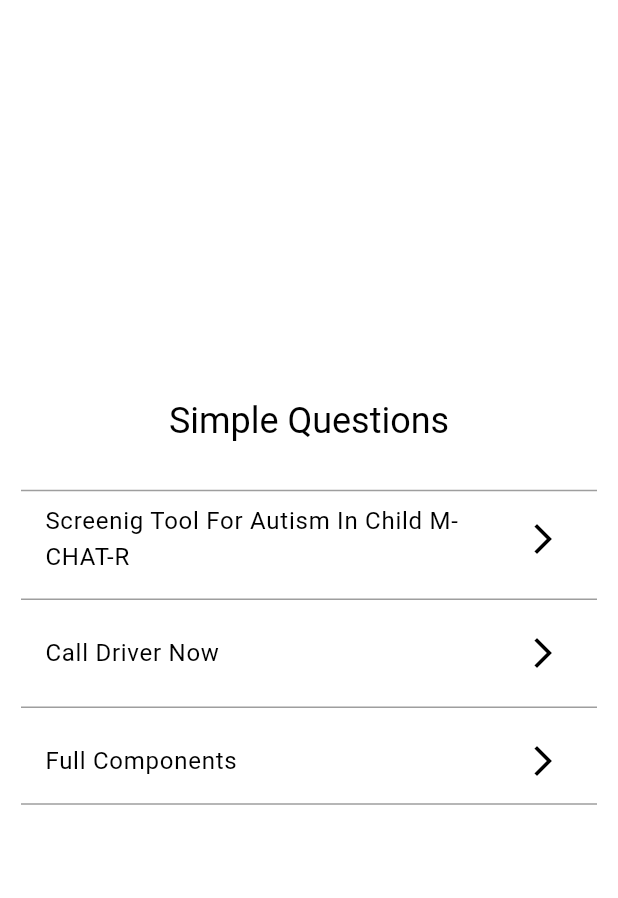
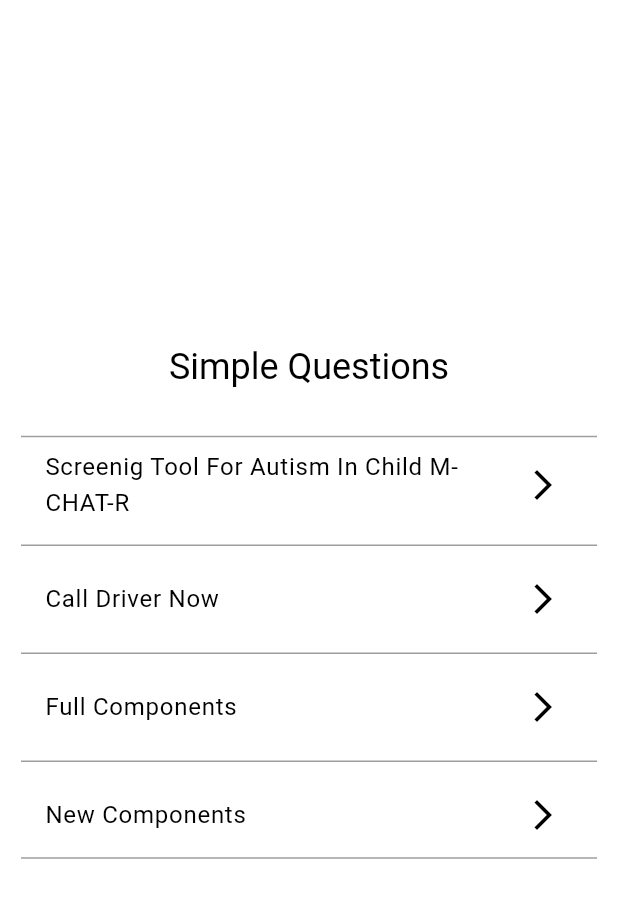
Before and after one commit to sudhi001/FormStack, a Flutter app: the screen it shows after launch, after a tap on "Load Form Json File", on a phone screen of 412 x 824 dp. Shown: the top 898 px of the screen. Run offline on Flutter 3.47's test engine with Material 2 defaults, Android fonts, the phone set to English and light mode, and no system bars; our stand-ins replace lottie; missing offline and left inert: reviews_slider.

Commit message:
doc: Documentations updated

`````diff
--- a/example/assets/app.json
+++ b/example/assets/app.json
@@ -13,12 +13,14 @@
           "options":[
              {"key":"AUTISM_M_CHAT_R","text":"Screenig Tool For Autism In Child M-CHAT-R"},
              {"key":"CALL_DRIVER","text":"Call Driver Now"},
-             {"key":"FULL_QUESTIONS","text":"Full Components"}
+             {"key":"FULL_QUESTIONS","text":"Full Components"},
+             {"key":"NEW_COMPONENTS","text":"New Components"}
           ],
           "id":"CHOICE",
           "relevantConditions":[{"id":"CALL_DRIVER","expression":"IN CALL_DRIVER"},
           {"id":"AUTISM_QUESTIONS","expression":"IN AUTISM_M_CHAT_R" ,"formName":"formOne"},
-          {"id":"FULL_QUESTIONS_START","expression":"IN FULL_QUESTIONS" ,"formName":"full"}
+          {"id":"FULL_QUESTIONS_START","expression":"IN FULL_QUESTIONS" ,"formName":"full"},
+          {"id":"","expression":"IN NEW_COMPONENTS" ,"formName":"new_form"}
         ]
         },{
           "type": "QuestionStep",
--- a/example/lib/main.dart
+++ b/example/lib/main.dart
@@ -1,5 +1,3 @@
-import 'dart:convert';
-
 import 'package:flutter/material.dart';
 import 'package:flutter/services.dart';
 import 'package:formstack/formstack.dart';
@@ -58,10 +56,8 @@ class HomeScreen extends StatelessWidget {
                 trailing: const Icon(Icons.arrow_forward_ios_outlined),
                 onTap: () async {
                   FormStack.clearForms();
-                  await FormStack.api().buildFormFromJson(await json
-                      .decode(await rootBundle.loadString('assets/app.json')));
-                  await FormStack.api().buildFormFromJson(await json
-                      .decode(await rootBundle.loadString('assets/full.json')));
+                  await FormStack.api()
+                      .loadFromAssets(['assets/app.json', 'assets/full.json']);
                   // ignore: use_build_context_synchronously
                   Navigator.push(
                       context,
--- a/lib/src/formstack.dart
+++ b/lib/src/formstack.dart
@@ -1,13 +1,47 @@
 import 'dart:collection';
 import 'dart:convert';
+import 'package:flutter/material.dart';
+import 'package:flutter/services.dart';
+import 'package:formstack/formstack.dart';
+import 'package:formstack/src/ui/views/formstack_view.dart';
+import 'package:formstack/src/utils/parser.dart';
 
-import 'package:flutter/material.dart';
-import 'package:formstack/formstack.dart';
-import 'package:formstack/src/relevant/expression_relevant_condition.dart';
-import 'package:formstack/src/relevant/relevant_condition.dart';
-import 'package:formstack/src/ui/views/formstack_view.dart';
-import 'package:formstack/src/utils/alignment.dart';
-
+///
+///
+/// FormStack - Comprehensive Library for Creating Dynamic Form
+///
+/// FormStack is a library designed to help developers create dynamic user interfaces in Flutter.
+///  Specifically, the library is focused on creating forms and surveys using a JSON or Dart language model.
+///
+/// The primary goal of FormStack is to make it easy for developers to create dynamic UIs without having to write a lot of code.
+///  By using a JSON or Dart model to define the structure of a form or survey, developers can quickly create UIs that are easy to customize and update.
+///
+///While the library was initially created to help developers create survey UIs, the focus has expanded to include any type of dynamic application UI.
+/// With FormStack, developers can create UIs that are responsive and adaptable to different devices and screen sizes.
+///
+///Overall, FormStack is a powerful tool for creating dynamic user interfaces in Flutter.
+///It offers a flexible and customizable approach to UI design, allowing developers to create UIs that are easy to use and maintain.
+///
+///```dart
+///
+///   await FormStack.api().loadFromAsset('assets/app.json');
+///
+///
+/// class SampleScreen extends StatelessWidget {
+///   const SampleScreen({super.key});
+///
+///   @override
+///   Widget build(BuildContext context) {
+///     return Scaffold(
+///       body: FormStack.api().render(),
+///     );
+///   }
+/// }
+///
+///```
+///
+///
+///
 class FormStack {
   // Ensures end-users cannot initialize the class.
   FormStack._();
@@ -16,6 +50,10 @@ class FormStack {
 
   final Map<String, FormStackForm> _forms = {};
 
+  ///
+  ///Create the instnce for the app
+  /// name - instance name.
+  ///
   static FormStack api({String name = "default"}) {
     if (!_delegate.containsKey(name)) {
       _delegate.putIfAbsent(name, () => FormStack._());
@@ -23,6 +61,7 @@ class FormStack {
     return _delegate[name]!;
   }
 
+  /// Get the purticular from from different instance.
   static FormStackForm? formByInstaceAndName(
       {String name = "default", String formName = "default"}) {
     return api(name: name)._forms[formName];
@@ -34,22 +73,49 @@ class FormStack {
     _delegate.clear();
   }
 
-  ///Clear forms.
-  ///Clear Forms only.
+  ///Clear forms from instance name .
   static void clearForms({String name = "default"}) {
     if (_delegate.containsKey(name)) {
       _delegate.remove(name);
     }
   }
 
-  FormStack form({
-    String name = "default",
-    String? googleMapAPIKey,
-    GeoLocationResult? initialPosition,
-    String? backgroundAnimationFile,
-    Alignment? backgroundAlignment,
-    required List<FormStep> steps,
-  }) {
+  /// Load the form from dart language model
+  ///
+  ///```dart
+  ///FormStack.api().form(steps: [
+  ///   InstructionStep(
+  ///       id: GenericIdentifier(id: "IS_STARTED"),
+  ///       title: "Example Survey",
+  ///       text: "Simple survey example using dart model",
+  ///       cancellable: false),
+  ///   QuestionStep(
+  ///     title: "Name",
+  ///     text: "Your name",
+  ///     inputType: InputType.name,
+  ///     id: GenericIdentifier(id: "NAME"),
+  ///   )
+  ///   CompletionStep(
+  ///     id: GenericIdentifier(id: "IS_COMPLETED"),
+  ///     title: "Survey Completed",
+  ///     text: "ENd Of ",
+  ///     onFinish: (result) {
+  ///       debugPrint("Completed With Result : $result");
+  ///     },
+  ///   ),
+  /// ]);
+  ///
+  ///````
+  ///
+  ///
+  ///
+  FormStack form(
+      {String name = "default",
+      String? googleMapAPIKey,
+      GeoLocationResult? initialPosition,
+      String? backgroundAnimationFile,
+      Alignment? backgroundAlignment,
+      required List<FormStep> steps}) {
     var list = LinkedList<FormStep>();
     list.addAll(steps);
     FormWizard form = FormWizard(list,
@@ -61,102 +127,29 @@ class FormStack {
     return this;
   }
 
+  ///Load single json file from assets folder
+  Future<FormStack> loadFromAsset(String path) async {
+    return loadFromAssets([path]);
+  }
+
+  ///Import and parse multiple JSON files located in the assets folder.
+  Future<FormStack> loadFromAssets(List<String> files) async {
+    for (var element in files) {
+      String data = await rootBundle.loadString(element);
+      Parser.buildFormFromJson(this, json.decode(data));
+    }
+    return this;
+  }
+
+  /// Build the form from the JSON content
   Future<FormStack> buildFormFromJsonString(String data) async {
     Map<String, dynamic>? body = await json.decode(data);
     return buildFormFromJson(body);
   }
 
+  /// Build the from from Map (JSON)
   Future<FormStack> buildFormFromJson(Map<String, dynamic>? body) async {
-    if (body != null) {
-      body.forEach((key, value) {
-        List<FormStep> formStep = [];
-        List<dynamic>? tsteps = value?["steps"] ?? [];
-        tsteps?.forEach((element) {
-          List<RelevantCondition> relevantConditions = [];
-          cast<List>(element?["relevantConditions"])?.forEach((el) {
-            relevantConditions.add(ExpressionRelevant(
-                expression: el?["expression"],
-                formName: el?["formName"] ?? "",
-                identifier: GenericIdentifier(id: el?["id"])));
-          });
-
-          if (element["type"] == "QuestionStep") {
-            List<Options> options = [];
-            cast<List>(element?["options"])?.forEach((el) {
-              options.add(Options(el?["key"], el?["text"]));
-            });
-            InputType inputType = InputType.values
-                .firstWhere((e) => e.name == element?["inputType"]);
-            QuestionStep step = QuestionStep(
-                inputType: inputType,
-                options: options,
-                relevantConditions: relevantConditions,
-                cancellable: element?["cancellable"],
-                autoTrigger: element?["autoTrigger"] ?? false,
-                backButtonText: element?["backButtonText"],
-                cancelButtonText: element?["cancelButtonText"],
-                isOptional: element?["isOptional"],
-                nextButtonText: element?["nextButtonText"],
-                numberOfLines: element?["numberOfLines"],
-                text: element?["text"],
-                title: element?["title"],
-                titleIconAnimationFile: element?["titleIconAnimationFile"],
-                titleIconMaxWidth: element?["titleIconMaxWidth"],
-                id: GenericIdentifier(id: element?["id"]));
-            formStep.add(step);
-          } else if (element["type"] == "CompletionStep") {
-            CompletionStep step = CompletionStep(
-                display: element?["display"] != null
-                    ? Display.values
-                        .firstWhere((e) => e.name == element?["display"])
-                    : Display.normal,
-                cancellable: element?["cancellable"],
-                autoTrigger: element?["autoTrigger"] ?? false,
-                relevantConditions: relevantConditions,
-                backButtonText: element?["backButtonText"],
-                cancelButtonText: element?["cancelButtonText"],
-                isOptional: element?["isOptional"],
-                nextButtonText: element?["nextButtonText"],
-                text: element?["text"],
-                title: element?["title"],
-                titleIconAnimationFile: element?["titleIconAnimationFile"],
-                titleIconMaxWidth: element?["titleIconMaxWidth"],
-                id: GenericIdentifier(id: element?["id"]));
-            formStep.add(step);
-          } else if (element["type"] == "InstructionStep") {
-            InstructionStep step = InstructionStep(
-                display: element?["display"] != null
-                    ? Display.values
-                        .firstWhere((e) => e.name == element?["display"])
-                    : Display.normal,
-                cancellable: element?["cancellable"],
-                relevantConditions: relevantConditions,
-                backButtonText: element?["backButtonText"],
-                cancelButtonText: element?["cancelButtonText"],
-                isOptional: element?["isOptional"],
-                nextButtonText: element?["nextButtonText"],
-                text: element?["text"],
-                title: element?["title"],
-                titleIconAnimationFile: element?["titleIconAnimationFile"],
-                titleIconMaxWidth: element?["titleIconMaxWidth"],
-                id: GenericIdentifier(id: element?["id"]));
-            formStep.add(step);
-          }
-        });
-        form(
-            steps: formStep,
-            name: key,
-            googleMapAPIKey: value?["googleMapAPIKey"],
-            backgroundAnimationFile: value?["backgroundAnimationFile"],
-            backgroundAlignment:
-                alignmentFromString(value?["backgroundAlignment"]),
-            initialPosition: value?["initialPosition"] != null
-                ? GeoLocationResult(
-                    latitude: value?["initialPosition"]["latitude"],
-                    longitude: value?["initialPosition"]["longitude"])
-                : null);
-      });
-    }
+    Parser.buildFormFromJson(this, body);
     return this;
   }
 
@@ -173,6 +166,7 @@ class FormStack {
     return this;
   }
 
+  /// Add validation error listener
   FormStack addOnValidationError(
       Identifier identifier, Function(String)? onValidationError,
       {String? formName = "default"}) {
@@ -189,6 +183,7 @@ class FormStack {
     return this;
   }
 
+  /// Prevent System back navigation or getting call back when the user click the system back button.
   FormStack systemBackNavigation(
       bool disabled, VoidCallback onBackNavigationClick,
       {String? formName = "default"}) {
@@ -200,6 +195,7 @@ class FormStack {
     return this;
   }
 
+  /// Add the completion handler to add you logic when the form finish
   FormStack addCompletionCallback(
     Identifier identifier, {
     String? formName = "default",
@@ -220,6 +216,8 @@ class FormStack {
     return this;
   }
 
+  /// Render the form to the UI
+  /// Primary method to implement in you Widget tree.
   Widget render({String name = "default"}) {
     return FormStackView(_forms[name]!);
   }
--- a/lib/src/input_types.dart
+++ b/lib/src/input_types.dart
@@ -9,5 +9,5 @@ enum InputType {
   number,
   smile,
   singleChoice,
-  multipleChoice,
+  multipleChoice
 }
--- a/lib/src/step/question_step.dart
+++ b/lib/src/step/question_step.dart
@@ -93,7 +93,6 @@ class QuestionStep extends FormStep<QuestionStep> {
             resultFormat ?? ResultFormat.multipleChoice("Please select any.");
         return ChoiceInputWidget.multiple(
             this, formKitForm, text, resultFormat!, title, options);
-
       default:
     }
     throw UnimplementedError();
--- a/lib/src/ui/views/base_step_view.dart
+++ b/lib/src/ui/views/base_step_view.dart
@@ -186,7 +186,10 @@ abstract class BaseStepView<T extends FormStep> extends FormStepView<T> {
 
   @override
   void onNext() {
-    if (isValid()) {
+    if (formStep.isOptional ?? false) {
+      clearFocus();
+      formKitForm.nextStep(formStep);
+    } else if (isValid()) {
       clearFocus();
       formKitForm.nextStep(formStep);
     } else {
--- /dev/null
+++ b/lib/src/ui/views/input/factory/common_input_factory.dart
@@ -0,0 +1,4 @@
+// ignore: must_be_immutable
+
+// ignore: must_be_immutable
+class CommonInputWidget {}
--- /dev/null
+++ b/lib/src/utils/parser.dart
@@ -0,0 +1,100 @@
+import 'package:formstack/formstack.dart';
+import 'package:formstack/src/relevant/expression_relevant_condition.dart';
+import 'package:formstack/src/relevant/relevant_condition.dart';
+import 'package:formstack/src/utils/alignment.dart';
+
+class Parser {
+  static void buildFormFromJson(
+      FormStack formStack, Map<String, dynamic>? body) async {
+    if (body != null) {
+      body.forEach((key, value) {
+        List<FormStep> formStep = [];
+        List<dynamic>? tsteps = value?["steps"] ?? [];
+        tsteps?.forEach((element) {
+          List<RelevantCondition> relevantConditions = [];
+          cast<List>(element?["relevantConditions"])?.forEach((el) {
+            relevantConditions.add(ExpressionRelevant(
+                expression: el?["expression"],
+                formName: el?["formName"] ?? "",
+                identifier: GenericIdentifier(id: el?["id"])));
+          });
+
+          if (element["type"] == "QuestionStep") {
+            List<Options> options = [];
+            cast<List>(element?["options"])?.forEach((el) {
+              options.add(Options(el?["key"], el?["text"]));
+            });
+            InputType inputType = InputType.values
+                .firstWhere((e) => e.name == element?["inputType"]);
+            QuestionStep step = QuestionStep(
+                inputType: inputType,
+                options: options,
+                relevantConditions: relevantConditions,
+                cancellable: element?["cancellable"],
+                autoTrigger: element?["autoTrigger"] ?? false,
+                backButtonText: element?["backButtonText"],
+                cancelButtonText: element?["cancelButtonText"],
+                isOptional: element?["isOptional"],
+                nextButtonText: element?["nextButtonText"],
+                numberOfLines: element?["numberOfLines"],
+                text: element?["text"],
+                title: element?["title"],
+                titleIconAnimationFile: element?["titleIconAnimationFile"],
+                titleIconMaxWidth: element?["titleIconMaxWidth"],
+                id: GenericIdentifier(id: element?["id"]));
+            formStep.add(step);
+          } else if (element["type"] == "CompletionStep") {
+            CompletionStep step = CompletionStep(
+                display: element?["display"] != null
+                    ? Display.values
+                        .firstWhere((e) => e.name == element?["display"])
+                    : Display.normal,
+                cancellable: element?["cancellable"],
+                autoTrigger: element?["autoTrigger"] ?? false,
+                relevantConditions: relevantConditions,
+                backButtonText: element?["backButtonText"],
+                cancelButtonText: element?["cancelButtonText"],
+                isOptional: element?["isOptional"],
+                nextButtonText: element?["nextButtonText"],
+                text: element?["text"],
+                title: element?["title"],
+                titleIconAnimationFile: element?["titleIconAnimationFile"],
+                titleIconMaxWidth: element?["titleIconMaxWidth"],
+                id: GenericIdentifier(id: element?["id"]));
+            formStep.add(step);
+          } else if (element["type"] == "InstructionStep") {
+            InstructionStep step = InstructionStep(
+                display: element?["display"] != null
+                    ? Display.values
+                        .firstWhere((e) => e.name == element?["display"])
+                    : Display.normal,
+                cancellable: element?["cancellable"],
+                relevantConditions: relevantConditions,
+                backButtonText: element?["backButtonText"],
+                cancelButtonText: element?["cancelButtonText"],
+                isOptional: element?["isOptional"],
+                nextButtonText: element?["nextButtonText"],
+                text: element?["text"],
+                title: element?["title"],
+                titleIconAnimationFile: element?["titleIconAnimationFile"],
+                titleIconMaxWidth: element?["titleIconMaxWidth"],
+                id: GenericIdentifier(id: element?["id"]));
+            formStep.add(step);
+          }
+        });
+        formStack.form(
+            steps: formStep,
+            name: key,
+            googleMapAPIKey: value?["googleMapAPIKey"],
+            backgroundAnimationFile: value?["backgroundAnimationFile"],
+            backgroundAlignment:
+                alignmentFromString(value?["backgroundAlignment"]),
+            initialPosition: value?["initialPosition"] != null
+                ? GeoLocationResult(
+                    latitude: value?["initialPosition"]["latitude"],
+                    longitude: value?["initialPosition"]["longitude"])
+                : null);
+      });
+    }
+  }
+}
`````
Also changed, not shown: example/assets/full.json (+13 -6 lines), lib/src/result/result_format.dart (+16 -0 lines), 7 other files.
